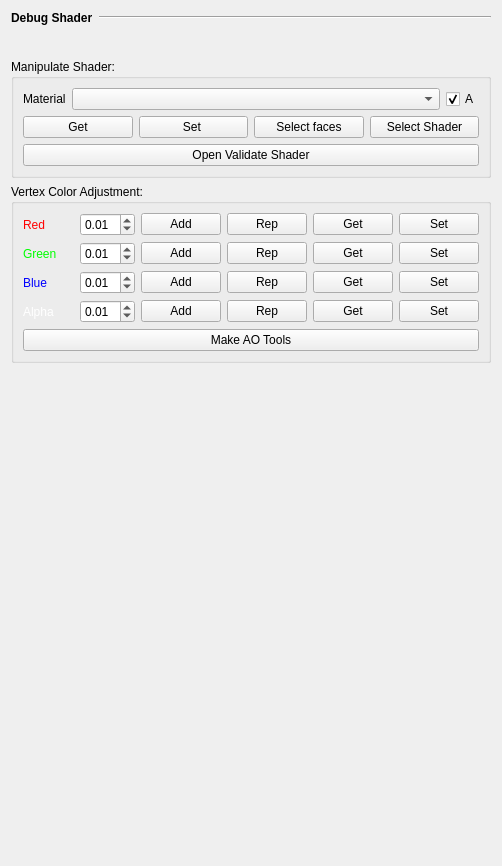
Old version of the form Maya_Tools/Developer/Main/MODULE/ShaderTools/UI/ShaderTools.ui in the repository code-google-com/mayatools.
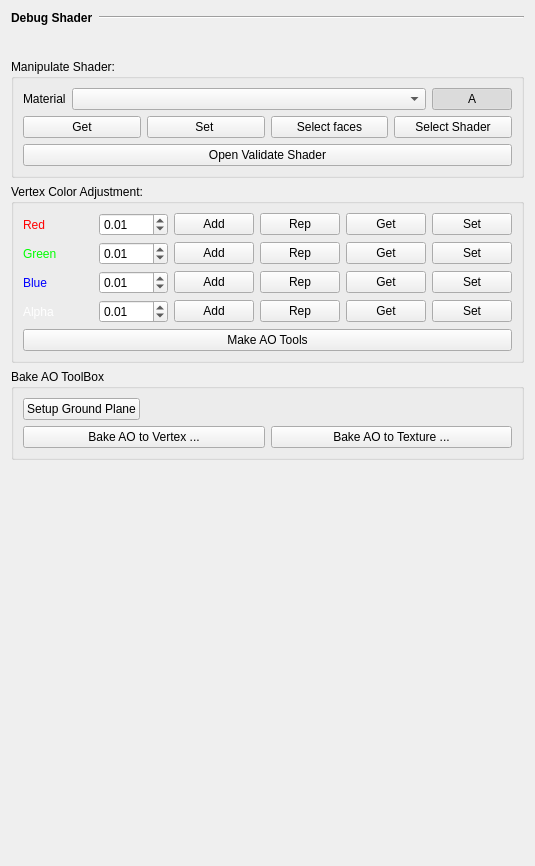
New version of the form. Icons and pictures are not drawn.

```diff
--- a/Maya_Tools/Developer/Main/MODULE/ShaderTools/UI/ShaderTools.ui
+++ b/Maya_Tools/Developer/Main/MODULE/ShaderTools/UI/ShaderTools.ui
@@ -6,14 +6,14 @@
    <rect>
     <x>0</x>
     <y>0</y>
-    <width>502</width>
+    <width>535</width>
     <height>866</height>
    </rect>
   </property>
   <property name="windowTitle">
    <string>Form</string>
   </property>
-  <layout class="QVBoxLayout" name="verticalLayout_3">
+  <layout class="QVBoxLayout" name="verticalLayout_4">
    <item>
     <layout class="QHBoxLayout" name="horizontalLayout">
      <item>
@@ -196,10 +196,17 @@
          </widget>
         </item>
         <item>
-         <widget class="QComboBox" name="cbbShadersScene"/>
+         <widget class="QComboBox" name="cbbShadersScene">
+          <property name="sizePolicy">
+           <sizepolicy hsizetype="Preferred" vsizetype="Fixed">
+            <horstretch>0</horstretch>
+            <verstretch>0</verstretch>
+           </sizepolicy>
+          </property>
+         </widget>
         </item>
         <item>
-         <widget class="QCheckBox" name="chkAuto">
+         <widget class="QPushButton" name="chkAuto">
           <property name="sizePolicy">
            <sizepolicy hsizetype="Maximum" vsizetype="Fixed">
             <horstretch>0</horstretch>
@@ -209,6 +216,9 @@
           <property name="text">
            <string>A</string>
           </property>
+          <property name="checkable">
+           <bool>true</bool>
+          </property>
           <property name="checked">
            <bool>true</bool>
           </property>
@@ -647,6 +657,57 @@
      </layout>
     </widget>
    </item>
+   <item>
+    <widget class="QGroupBox" name="groupBox_3">
+     <property name="title">
+      <string>Bake AO ToolBox</string>
+     </property>
+     <layout class="QVBoxLayout" name="verticalLayout_3">
+      <item>
+       <layout class="QHBoxLayout" name="horizontalLayout_5">
+        <item>
+         <widget class="QPushButton" name="btnSetGroundPlane">
+          <property name="text">
+           <string>Setup Ground Plane</string>
+          </property>
+         </widget>
+        </item>
+        <item>
+         <spacer name="horizontalSpacer">
+          <property name="orientation">
+           <enum>Qt::Horizontal</enum>
+          </property>
+          <property name="sizeHint" stdset="0">
+           <size>
+            <width>40</width>
+            <height>20</height>
+           </size>
+          </property>
+         </spacer>
+        </item>
+       </layout>
+      </item>
+      <item>
+       <layout class="QHBoxLayout" name="horizontalLayout_7">
+        <item>
+         <widget class="QPushButton" name="pushButton_6">
+          <property name="text">
+           <string>Bake AO to Vertex ...</string>
+          </property>
+         </widget>
+        </item>
+        <item>
+         <widget class="QPushButton" name="pushButton_11">
+          <property name="text">
+           <string>Bake AO to Texture ...</string>
+          </property>
+         </widget>
+        </item>
+       </layout>
+      </item>
+     </layout>
+    </widget>
+   </item>
    <item>
     <spacer name="verticalSpacer">
      <property name="orientation">
```
Left out of the diff: 2 changed lines with no effect on the pictures.
